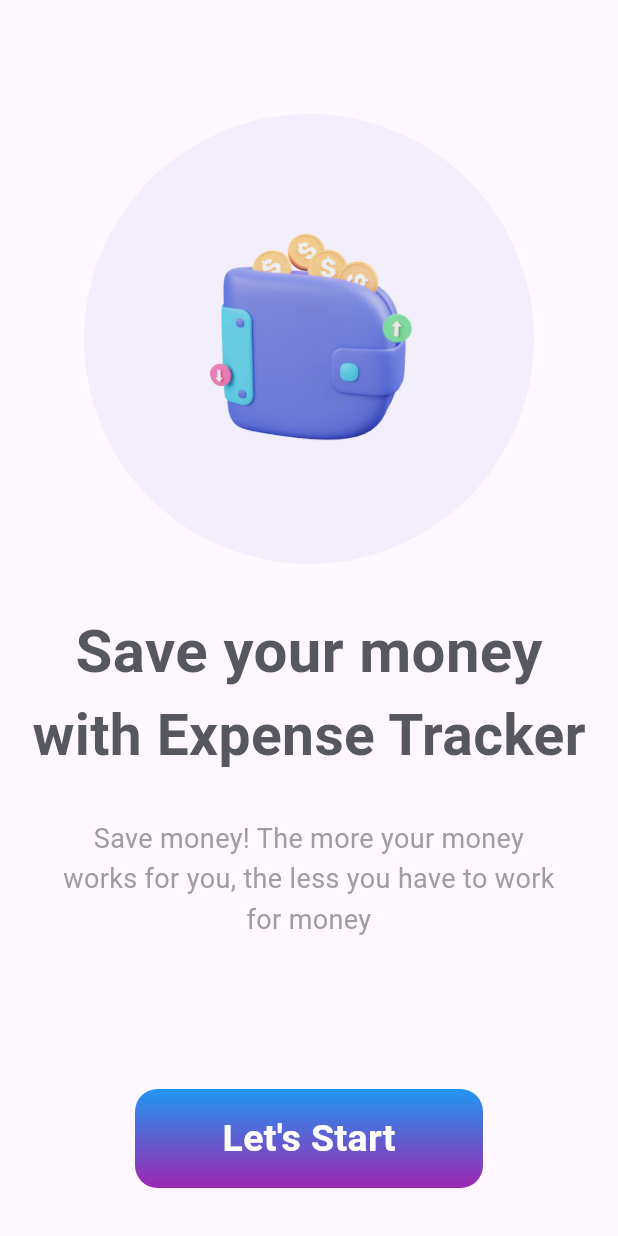
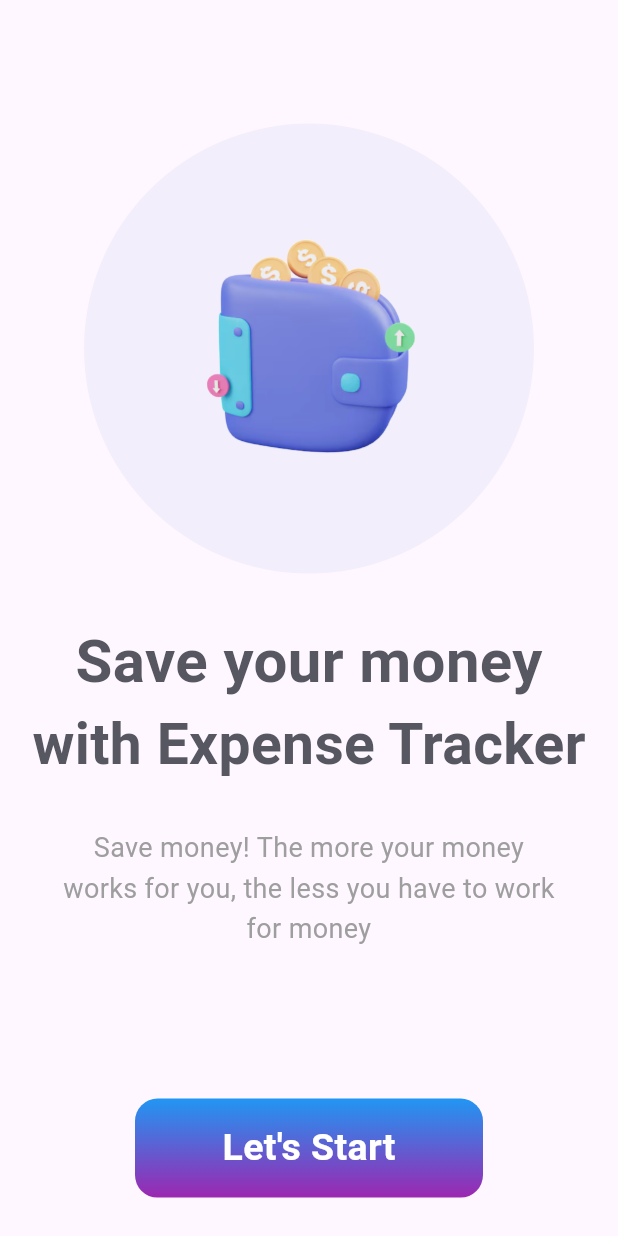
Before and after one commit to pinithasavidya617/money-manage-flutter, a Flutter app: the screen it shows after launch, on a phone screen of 412 x 824 dp. Run offline on Flutter 3.47's test engine with Material 3 defaults, Android fonts, the phone set to English and light mode, and no system bars.

Commit message:
Add Size config

```diff
--- /dev/null
+++ b/lib/configs/size_config.dart
@@ -0,0 +1,17 @@
+import 'package:flutter/cupertino.dart';
+
+class SizeConfig{
+  static late double width;
+  static late double height;
+  static late double blockHeight;
+  static late double blockWidth;
+
+  static void init(BuildContext context){
+    final size = MediaQuery.of(context).size;
+    width = size.width;
+    height = size.height;
+    blockHeight = height/100;
+    blockWidth = width/100;
+
+  }
+}
--- a/lib/main.dart
+++ b/lib/main.dart
@@ -1,4 +1,6 @@
 import 'package:flutter/material.dart';
+import 'package:money_manage/configs/size_config.dart';
+import 'screens/home_screen.dart';
 import 'screens/launch_screen.dart';
 
 void main() {
@@ -11,12 +13,15 @@ class MyApp extends StatelessWidget {
   @override
   Widget build(BuildContext context) {
     return MaterialApp(
-      title: 'Money Management',
+      builder: (context, child){
+        SizeConfig.init(context);
+        return child!;
+      },
       debugShowCheckedModeBanner: false,
       theme: ThemeData(
         colorScheme: ColorScheme.fromSeed(seedColor: Colors.deepPurple),
       ),
-      home: const LaunchScreen(title: 'Flutter Demo Home Page'),
+      home: const LaunchScreen(title: "title"),
     );
   }
 }
--- a/lib/screens/launch_screen.dart
+++ b/lib/screens/launch_screen.dart
@@ -1,4 +1,6 @@
 import 'package:flutter/material.dart';
+import 'package:money_manage/configs/size_config.dart';
+import 'package:money_manage/screens/home_screen.dart';
 
 class LaunchScreen extends StatefulWidget {
   const LaunchScreen({super.key, required this.title});
@@ -13,13 +15,11 @@ class _LaunchScreenState extends State<LaunchScreen> {
   @override
   Widget build(BuildContext context) {
     return Scaffold(
-      appBar: AppBar(
-      ),
       body: Column(
         children: [
           Center(
             child: Container(
-              padding: EdgeInsets.only(top: 20),
+              padding: EdgeInsets.only(top: SizeConfig.blockHeight * 10),
               child: Column(
                 children: [
                   Container(
@@ -29,7 +29,7 @@ class _LaunchScreenState extends State<LaunchScreen> {
                         shape: BoxShape.circle,
                         color: Color(0xFFf3eefb)                 ),
                     child: Center(
-                        child: Image.asset('assets/images/wallet.png', width: 200,)
+                        child: Image.asset('assets/images/wallet.png', width: SizeConfig.blockWidth * 50,)
                     ),
                   )
                 ],
@@ -74,7 +74,10 @@ class _LaunchScreenState extends State<LaunchScreen> {
                   borderRadius: BorderRadius.circular(15),
                   child: InkWell(
                     borderRadius: BorderRadius.circular(15),
-                    onTap: () {},
+                    onTap: () {
+                      Navigator.push(context,
+                      MaterialPageRoute(builder: (context) => const HomeScreen()));
+                    },
                     child: Padding(
                         padding: EdgeInsets.symmetric(horizontal: 30, vertical: 15),
                           child: Center(
```
Also changed, not shown: lib/screens/home_screen.dart (added, +37 -0 lines).
